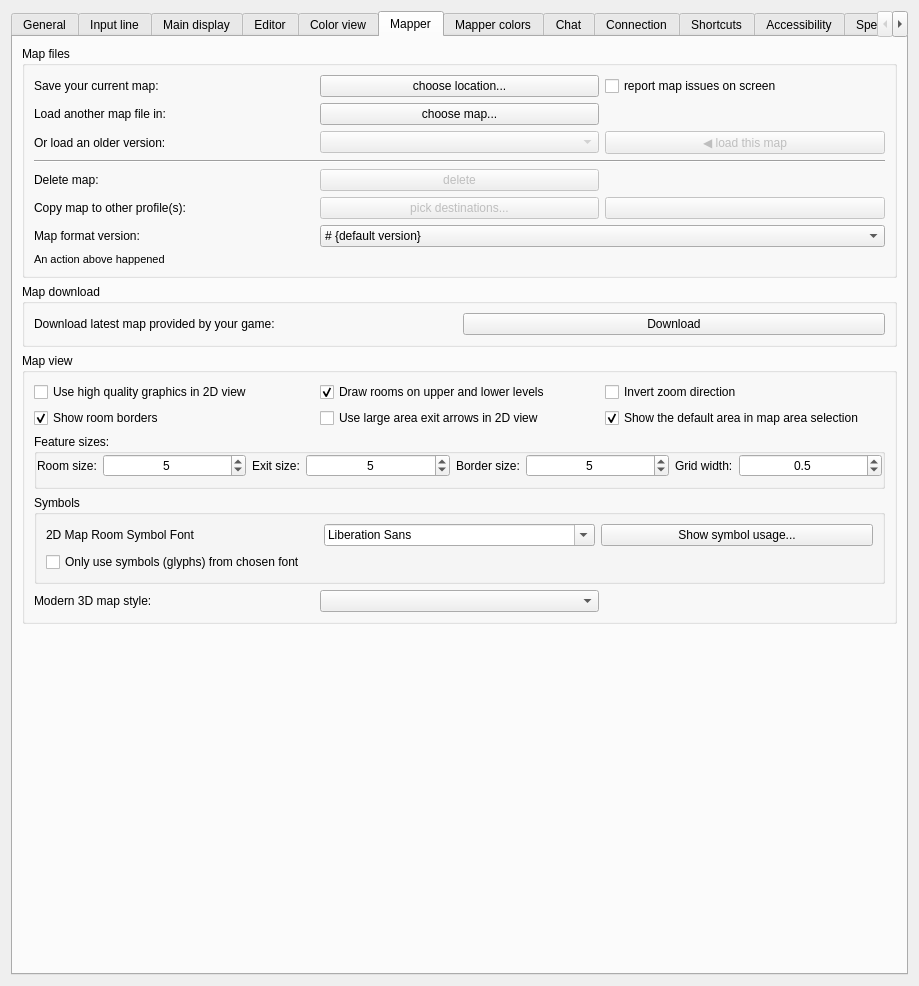
Qt form src/ui/profile_preferences.ui (Mudlet/Mudlet) before a commit.
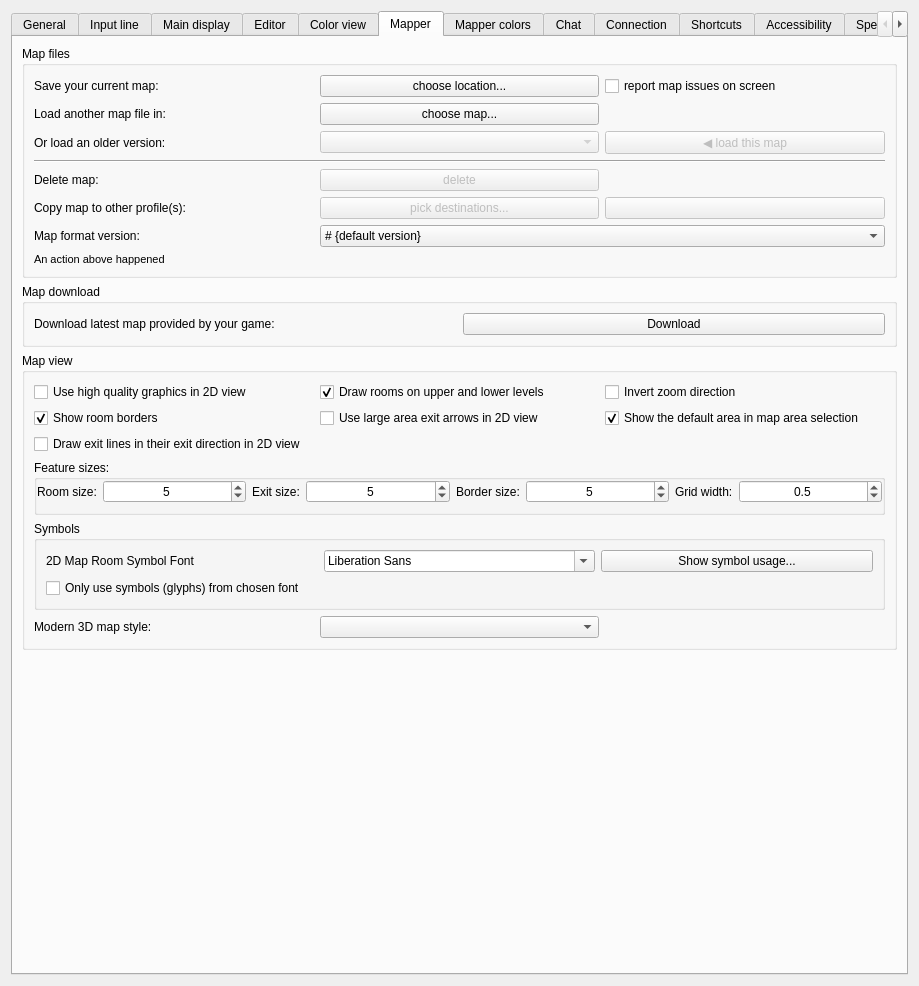
The same form after that commit. The open tabs and pages were chosen to show the change. Icons and pictures are not drawn. Custom widgets are drawn as their Qt base class.

Commit message:
Add: Option to draw 2D map exit lines in their exit direction
An exit to a room that is not straight ahead in the exit's direction was
drawn as one line between the two room centers, which hides which exit it
belongs to. With the new mapper setting the line leaves through a stub in
the exit's direction and enters the other room through its return exit.

Patch:
```diff
--- a/src/ui/profile_preferences.ui
+++ b/src/ui/profile_preferences.ui
@@ -2942,6 +2942,22 @@
            </widget>
           </item>
           <item row="2" column="0" colspan="3">
+           <widget class="QCheckBox" name="checkBox_directionalExitLines">
+            <property name="toolTip">
+             <string>&lt;p&gt;When an exit leads to a room that is not right next to it in the exit's direction, leave the room in that direction first and bend towards the other room, instead of drawing one straight line between the two rooms.&lt;/p&gt;</string>
+            </property>
+            <property name="accessibleDescription">
+             <string>When an exit leads to a room that is not right next to it in the exit's direction, leave the room in that direction first and bend towards the other room, instead of drawing one straight line between the two rooms.</string>
+            </property>
+            <property name="text">
+             <string>Draw exit lines in their exit direction in 2D view</string>
+            </property>
+            <property name="checked">
+             <bool>false</bool>
+            </property>
+           </widget>
+          </item>
+          <item row="3" column="0" colspan="3">
            <widget class="QGroupBox" name="gridGroupBox">
             <property name="enabled">
              <bool>true</bool>
@@ -3135,7 +3151,7 @@
             </layout>
            </widget>
           </item>
-          <item row="3" column="0" colspan="3">
+          <item row="4" column="0" colspan="3">
            <widget class="QGroupBox" name="groupBox_mapSymbols">
             <property name="title">
              <string>Symbols</string>
@@ -3168,7 +3184,7 @@
             </layout>
            </widget>
           </item>
-          <item row="4" column="0">
+          <item row="5" column="0">
            <widget class="QLabel" name="label_mapStyle">
             <property name="text">
              <string>Modern 3D map style:</string>
@@ -3178,7 +3194,7 @@
             </property>
            </widget>
           </item>
-          <item row="4" column="1">
+          <item row="5" column="1">
            <widget class="QComboBox" name="comboBox_mapStyle">
             <property name="toolTip">
              <string>&lt;p&gt;How the modern 3D mapper draws the map. Scripts can set it with setConfig(&quot;mapStyle&quot;, name).&lt;/p&gt;</string>
```
Left out of the diff: 1 changed line with no effect on the pictures. The commit also changes 16 other files.
